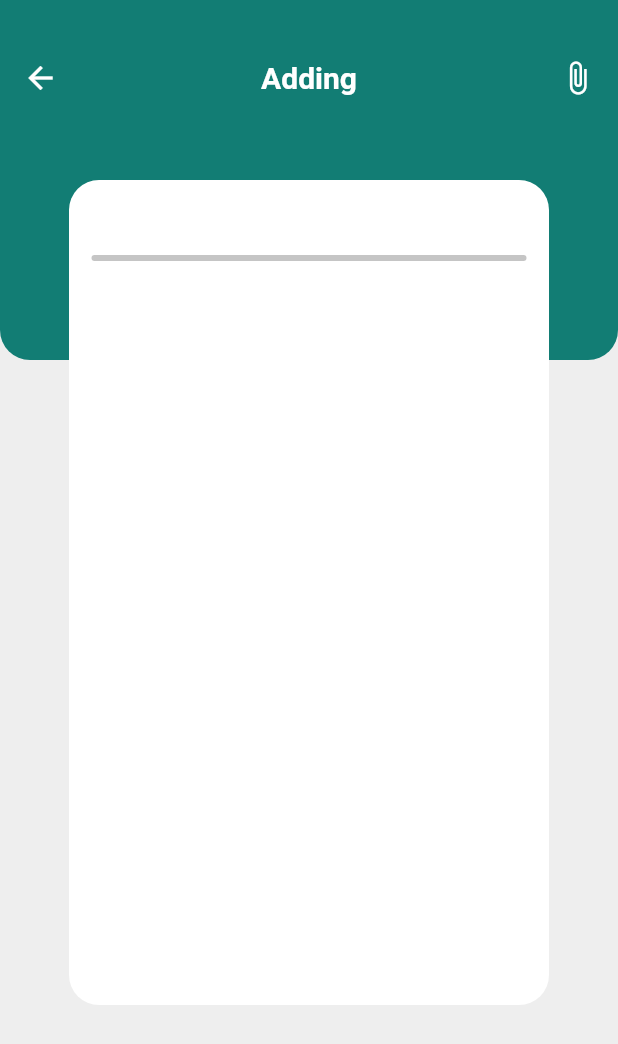
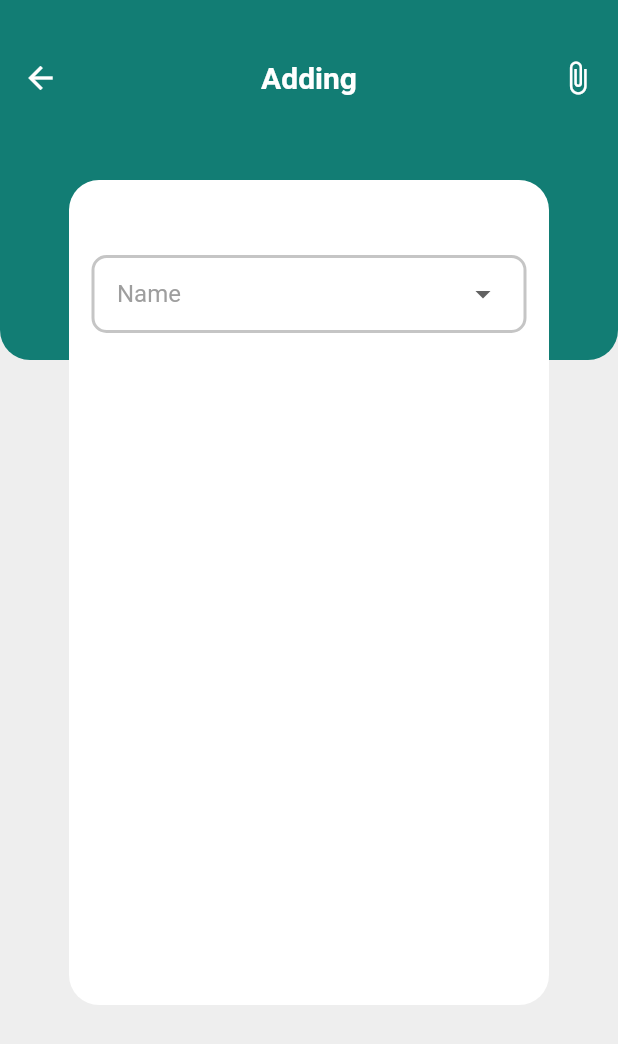
Before and after one commit to hassaan02/FinanceApp, a Flutter app: the Add_Screen screen opened directly, on a phone screen of 412 x 824 dp. Shown: the top 1044 px of the screen. Run offline on Flutter 3.47's test engine with Material 2 defaults, Android fonts, the phone set to English and light mode, and no system bars; our stand-ins replace smooth_page_indicator.

Commit message:
DropDown functions added

```diff
--- a/lib/components/Adding_Screen.dart
+++ b/lib/components/Adding_Screen.dart
@@ -9,6 +9,13 @@ class Add_Screen extends StatefulWidget {
 }
 
 class _Add_ScreenState extends State<Add_Screen> {
+  String? selectedItem;
+  final List<String> _item = [
+    "Education",
+    "food",
+    "Transfer",
+    "Transportation",
+  ];
   @override
   Widget build(BuildContext context) {
     return Scaffold(
@@ -21,7 +28,6 @@ class _Add_ScreenState extends State<Add_Screen> {
           Positioned(
             top: 120,
             child: overLapp_container(),
-
           )
         ],
       )),
@@ -39,18 +45,77 @@ class _Add_ScreenState extends State<Add_Screen> {
       child: Column(
         children: [
           SizedBox(height: 50),
-                Padding(
+          name(),
+          SizedBox(height: 30)
+        ],
+      ),
+    );
+  }
+
+  Padding name() {
+    return Padding(
           padding: const EdgeInsets.symmetric(horizontal: 15),
           child: Container(
+            padding: EdgeInsets.symmetric(horizontal: 15),
+            width: 300,
             decoration: BoxDecoration(
               borderRadius: BorderRadius.circular(10),
-                      border: Border.all(width: 2,
+              border: Border.all(
+                width: 2,
                 color: grey2Color,
               ),
             ),
+            child: DropdownButton(
+              value: selectedItem,
+              items: _item
+                  .map((e) => DropdownMenuItem<Object>(
+                        child: Container(
+                          child: Row(
+                            children: [
+                              Container(
+                                width: 40,
+                                child: Image.asset("images/${e}.png"),
                               ),
+                              SizedBox(
+                                width: 10,
+                              ),
+                              Text(
+                                e,
+                                style: TextStyle(fontSize: 18),
                               )
                             ],
+                          ),
+                        ),
+                        value: e,
+                      ))
+                  .toList(),
+              selectedItemBuilder: (BuildContext context) => _item
+                  .map((e) => Row(
+                        children: [
+                          Container(
+                            width: 42,
+                            child: Image.asset("images/${e}.png"),
+                          ),
+                          SizedBox(width: 5,),
+                          Text(e)
+                        ],
+                      ))
+                  .toList(),
+              hint: Text(
+                "Name",
+                style: TextStyle(
+                  color: Colors.grey,
+                ),
+              ),
+              dropdownColor: whiteColor,
+              isExpanded: true,
+              underline: Container(),
+              onChanged: (value) {
+                setState(() {
+                  selectedItem = value! as String?;
+                });
+              },
+            ),
           ),
         );
   }
--- a/lib/components/home_screen.dart
+++ b/lib/components/home_screen.dart
@@ -53,7 +53,7 @@ class _HomeScreenState extends State<HomeScreen> {
           SliverList(delegate: SliverChildBuilderDelegate((context, index) {
             return ListTile(
               leading: CircleAvatar(
-                //  backgroundImage: AssetImage("lib/Assets/Images/${geter()[index].image!}")
+                  // backgroundImage: AssetImage("images/${geter()[index].image!}")
               ),
               title: Text(
                 geter()[index].name!,
--- a/lib/model/list_Info.dart
+++ b/lib/model/list_Info.dart
@@ -6,6 +6,8 @@ class Money {
   String? time;
   String? fee;
   bool? buy;
+
+  get image => null;
 }
 
 List <Money> geter(){
--- a/pubspec.yaml
+++ b/pubspec.yaml
@@ -62,7 +62,7 @@ flutter:
 
   # To add assets to your application, add an assets section, like this:
   assets:
-    - lib/Assets/Images/
+    - images/
   #   - images/a_dot_ham.jpeg
 
   # An image asset can refer to one or more resolution-specific "variants", see
```
Also changed, not shown: images/Education.png (renamed from lib/Assets/Images/Education.png), images/Transfer.png (renamed from lib/Assets/Images/Transfer.png), images/Transportation.png (renamed from lib/Assets/Images/Transportation.png), images/food.png (renamed from lib/Assets/Images/food.png), lib/Assets/Images/education (1).png (deleted), lib/Assets/Images/exchange.png (deleted), lib/Assets/Images/fiver.png (deleted), lib/Assets/Images/food 2.png (deleted), lib/Assets/Images/onboarding screen 1.png (deleted), lib/Assets/Images/onboarding screen 2.png (deleted), lib/Assets/Images/onboarding screen 3.png (deleted), lib/Assets/Images/transportation (1).png (deleted). Lines whose indentation alone changed are shown as unchanged.
